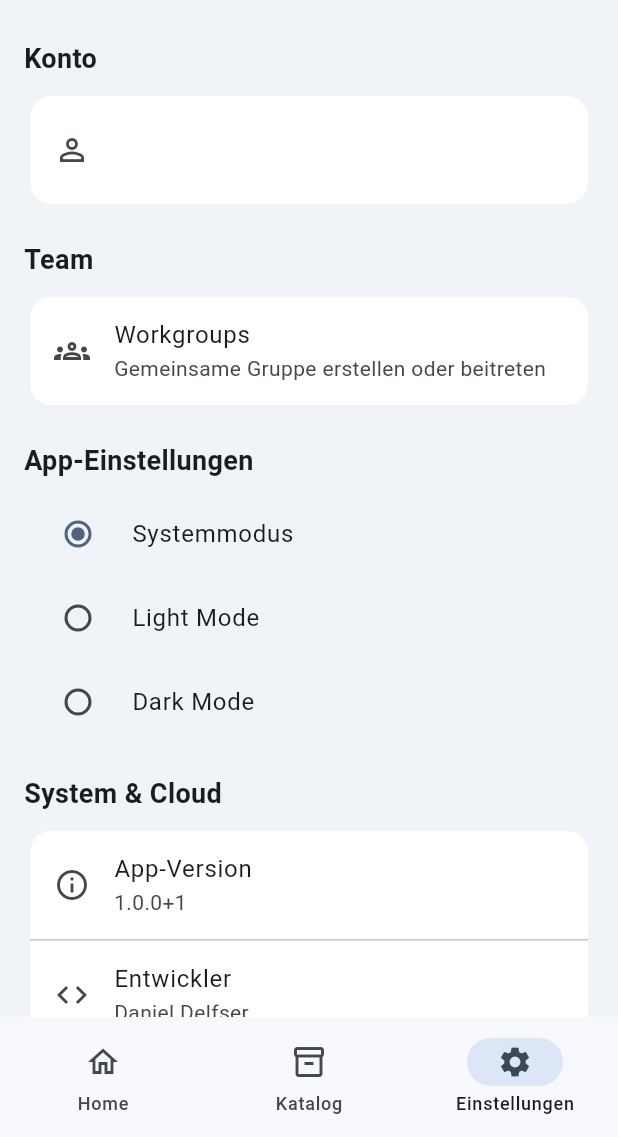
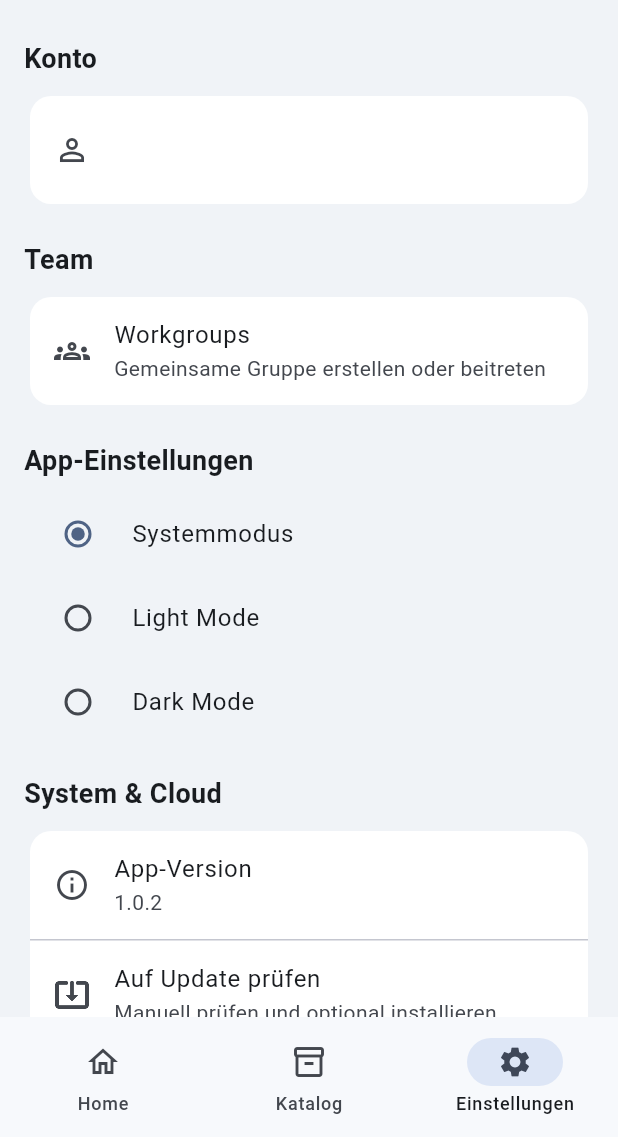
Before and after one commit to delfser/workshare, a Flutter app: the screen it shows once a user with an empty profile is signed in, item 3 of the bottom bar chosen, on a phone screen of 412 x 824 dp, the part 99-1236 px from its top. Run offline on Flutter 3.47's test engine with Material 3 defaults, Android fonts, the light colour scheme and no system bars; our stand-ins replace camera, cloud_firestore, firebase_auth, firebase_core, firebase_storage, flutter_image_compress and 6 more; accounts and stored records are empty.

Commit message:
Release 1.0.2: manual OTA in settings and UX fixes

```diff
--- a/lib/core/app_config.dart
+++ b/lib/core/app_config.dart
@@ -1,11 +1,11 @@
 class AppConfig {
   const AppConfig._();
 
-  // OTA vorerst deaktiviert.
-  static const otaEnabled = false;
+  // OTA aktiviert, aber nur manuell ueber Einstellungen.
+  static const otaEnabled = true;
 
   // Interne OTA-Quelle (version.json).
-  // Kann optional per --dart-define=OTA_VERSION_URL überschrieben werden.
+  // Kann optional per --dart-define=OTA_VERSION_URL ueberschrieben werden.
   static const otaVersionUrl = String.fromEnvironment(
     'OTA_VERSION_URL',
     defaultValue: 'https://ff-friesach.at/workshare/version.json',
--- a/lib/screens/settings_screen.dart
+++ b/lib/screens/settings_screen.dart
@@ -1,10 +1,15 @@
 import 'package:flutter/material.dart';
 import 'package:package_info_plus/package_info_plus.dart';
 import 'package:provider/provider.dart';
+import 'package:url_launcher/url_launcher.dart';
 
+import '../core/app_config.dart';
 import '../providers/auth_provider.dart';
 import '../providers/theme_provider.dart';
+import '../services/app_update_service.dart';
 import '../services/firebase_service.dart';
+import '../utils/app_notice.dart';
+import '../utils/error_mapper.dart';
 import '../widgets/brand_logo.dart';
 import 'workgroups_screen.dart';
 
@@ -17,11 +22,75 @@ class SettingsScreen extends StatefulWidget {
 
 class _SettingsScreenState extends State<SettingsScreen> {
   late final Future<PackageInfo> _packageInfoFuture;
+  final _updateService = AppUpdateService();
+  bool _checkingUpdate = false;
 
   @override
   void initState() {
     super.initState();
     _packageInfoFuture = PackageInfo.fromPlatform();
+  }
+
+  Future<void> _checkForAppUpdate() async {
+    if (_checkingUpdate) return;
+    setState(() => _checkingUpdate = true);
+    try {
+      final update = await _updateService.checkForUpdate();
+      if (!mounted) return;
+      if (update == null) {
+        showAppNotice(context, 'Keine neue Version gefunden.', type: AppNoticeType.info);
+        return;
+      }
+
+      await showDialog<void>(
+        context: context,
+        barrierDismissible: true,
+        builder: (dialogContext) => AlertDialog(
+          title: const Text('Update verfügbar'),
+          content: Text(
+            update.notes.isEmpty
+                ? 'Version ${update.version} steht bereit. Jetzt installieren?'
+                : 'Version ${update.version} steht bereit.\n\n${update.notes}',
+          ),
+          actions: [
+            TextButton(
+              onPressed: () => Navigator.of(dialogContext).pop(),
+              child: const Text('Später'),
+            ),
+            FilledButton(
+              onPressed: () async {
+                final ok = await launchUrl(
+                  Uri.parse(update.apkUrl),
+                  mode: LaunchMode.externalApplication,
+                );
+                if (dialogContext.mounted) {
+                  Navigator.of(dialogContext).pop();
+                }
+                if (!ok && mounted) {
+                  showAppNotice(
+                    context,
+                    'APK-Link konnte nicht geöffnet werden.',
+                    type: AppNoticeType.error,
+                  );
+                }
+              },
+              child: const Text('Installieren'),
+            ),
+          ],
+        ),
+      );
+    } catch (e) {
+      if (!mounted) return;
+      showAppNotice(
+        context,
+        friendlyErrorMessage(e, fallback: 'Updateprüfung fehlgeschlagen.'),
+        type: AppNoticeType.error,
+      );
+    } finally {
+      if (mounted) {
+        setState(() => _checkingUpdate = false);
+      }
+    }
   }
 
   @override
@@ -115,7 +184,7 @@ class _SettingsScreenState extends State<SettingsScreen> {
                   future: _packageInfoFuture,
                   builder: (context, snapshot) {
                     final versionText = snapshot.hasData
-                        ? '${snapshot.data!.version}+${snapshot.data!.buildNumber}'
+                        ? snapshot.data!.version
                         : 'Laedt...';
                     return ListTile(
                       leading: const Icon(Icons.info_outline),
@@ -125,12 +194,21 @@ class _SettingsScreenState extends State<SettingsScreen> {
                   },
                 ),
                 const Divider(height: 1),
-                const ListTile(
-                  leading: Icon(Icons.code_outlined),
-                  title: Text('Entwickler'),
-                  subtitle: Text('Daniel Delfser'),
-                ),
-                const Divider(height: 1),
+                if (AppConfig.otaEnabled) ...[
+                  ListTile(
+                    leading: _checkingUpdate
+                        ? const SizedBox(
+                            width: 20,
+                            height: 20,
+                            child: CircularProgressIndicator(strokeWidth: 2),
+                          )
+                        : const Icon(Icons.system_update_alt_outlined),
+                    title: const Text('Auf Update prüfen'),
+                    subtitle: const Text('Manuell prüfen und optional installieren'),
+                    onTap: _checkingUpdate ? null : _checkForAppUpdate,
+                  ),
+                  const Divider(height: 1),
+                ],
                 if (uid == null)
                   const ListTile(
                     leading: Icon(Icons.cloud_off_outlined),
@@ -184,6 +262,17 @@ class _SettingsScreenState extends State<SettingsScreen> {
             icon: const Icon(Icons.logout),
             label: const Text('Logout'),
           ),
+          const SizedBox(height: 10),
+          Center(
+            child: Text(
+              'Entwickler: Daniel Delfser',
+              style: TextStyle(
+                fontSize: 10,
+                color: Theme.of(context).colorScheme.onSurfaceVariant.withValues(alpha: 0.8),
+              ),
+            ),
+          ),
+          const SizedBox(height: 8),
         ],
       ),
     );
--- a/pubspec.yaml
+++ b/pubspec.yaml
@@ -1,7 +1,7 @@
 name: workshare
 description: WorkShare - Materialverwaltung fuer Handwerker mit Firebase Live-Sync
 publish_to: 'none'
-version: 1.0.0+1
+version: 1.0.2+3
 
 environment:
   sdk: '>=3.4.0 <4.0.0'
```
Also changed, not shown: lib/screens/projects_screen.dart (+11 -99 lines), version.json (+4 -4 lines).
